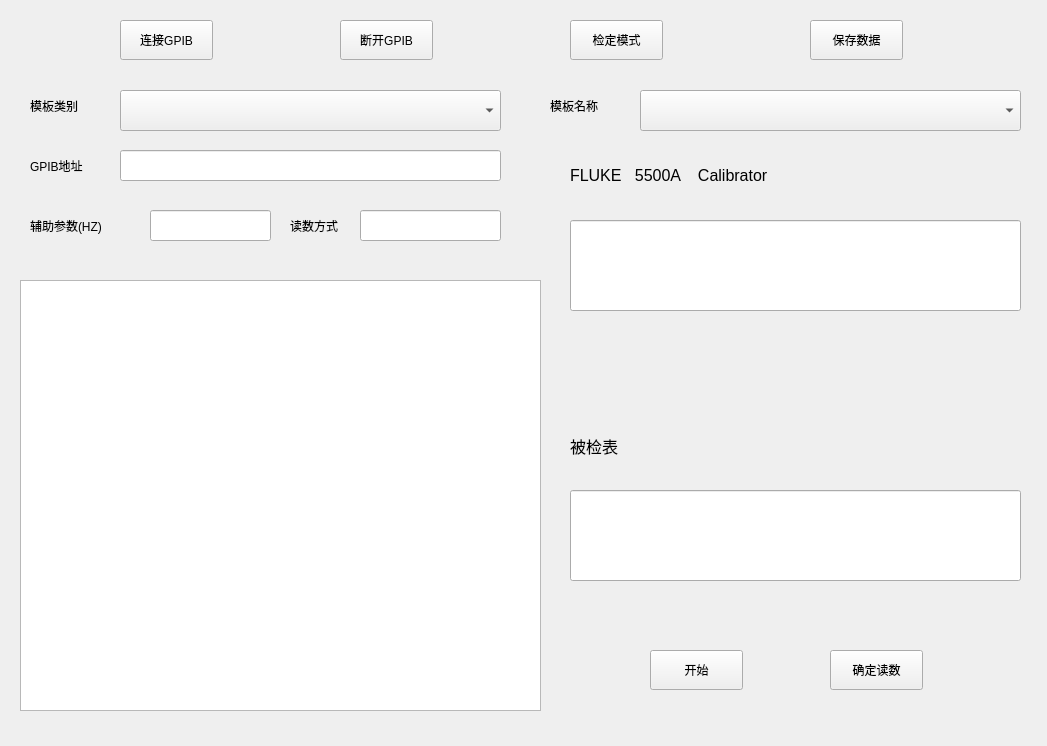
First picture: the form in frminspect/frminspectproject.ui, repository richardzjq/instrument_correction, before the edit.
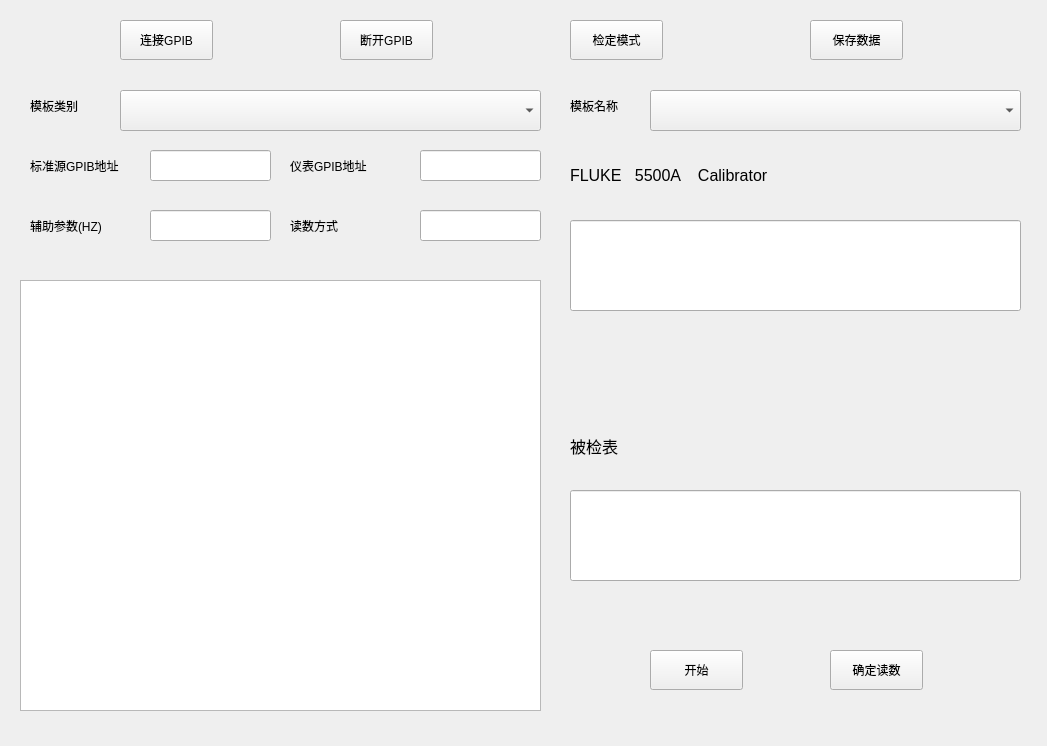
Second picture: the form after the edit.

Commit message: 增加agilent 34401A GPIB通信

```diff
--- a/frminspect/frminspectproject.ui
+++ b/frminspect/frminspectproject.ui
@@ -125,7 +125,7 @@
   <widget class="QLabel" name="label_template_name">
    <property name="geometry">
     <rect>
-     <x>550</x>
+     <x>570</x>
      <y>90</y>
      <width>71</width>
      <height>31</height>
@@ -140,7 +140,7 @@
     <rect>
      <x>120</x>
      <y>90</y>
-     <width>381</width>
+     <width>421</width>
      <height>41</height>
     </rect>
    </property>
@@ -148,9 +148,9 @@
   <widget class="QLineEdit" name="lineEdit_read_method">
    <property name="geometry">
     <rect>
-     <x>360</x>
+     <x>420</x>
      <y>210</y>
-     <width>141</width>
+     <width>121</width>
      <height>31</height>
     </rect>
    </property>
@@ -171,9 +171,9 @@
   <widget class="QComboBox" name="comboBox_template_name">
    <property name="geometry">
     <rect>
-     <x>640</x>
+     <x>650</x>
      <y>90</y>
-     <width>381</width>
+     <width>371</width>
      <height>41</height>
     </rect>
    </property>
@@ -300,24 +300,47 @@
     <rect>
      <x>30</x>
      <y>150</y>
-     <width>71</width>
+     <width>111</width>
      <height>31</height>
     </rect>
    </property>
    <property name="text">
-    <string>GPIB地址</string>
+    <string>标准源GPIB地址</string>
    </property>
   </widget>
   <widget class="QLineEdit" name="lineEdit_gpib_address">
    <property name="geometry">
     <rect>
-     <x>120</x>
+     <x>150</x>
      <y>150</y>
-     <width>381</width>
+     <width>121</width>
      <height>31</height>
     </rect>
    </property>
   </widget>
+  <widget class="QLineEdit" name="lineEdit_instrument_gpib_address">
+   <property name="geometry">
+    <rect>
+     <x>420</x>
+     <y>150</y>
+     <width>121</width>
+     <height>31</height>
+    </rect>
+   </property>
+  </widget>
+  <widget class="QLabel" name="label_instrument_gpib_address">
+   <property name="geometry">
+    <rect>
+     <x>290</x>
+     <y>150</y>
+     <width>121</width>
+     <height>31</height>
+    </rect>
+   </property>
+   <property name="text">
+    <string>仪表GPIB地址</string>
+   </property>
+  </widget>
  </widget>
  <resources/>
  <connections/>
```
Left out of the diff: 4 changed lines with no effect on the pictures. The commit also changes 8 other files.
